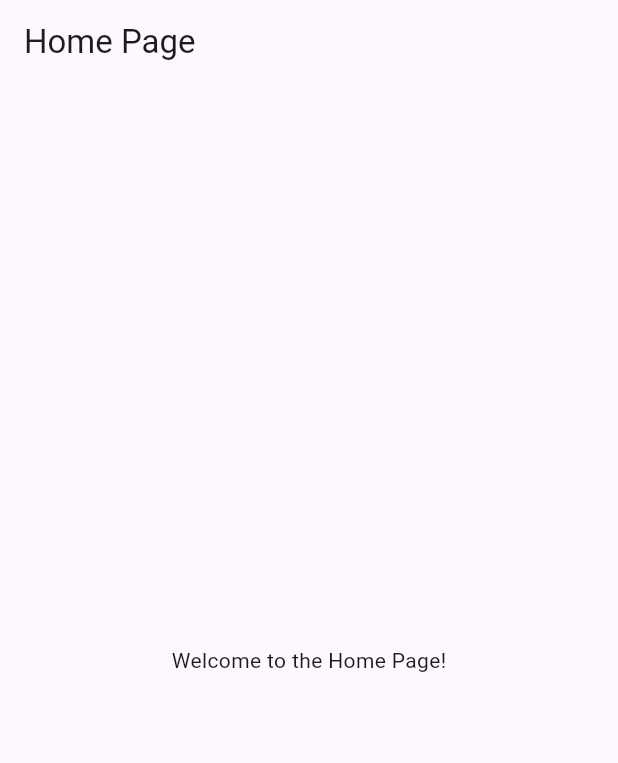
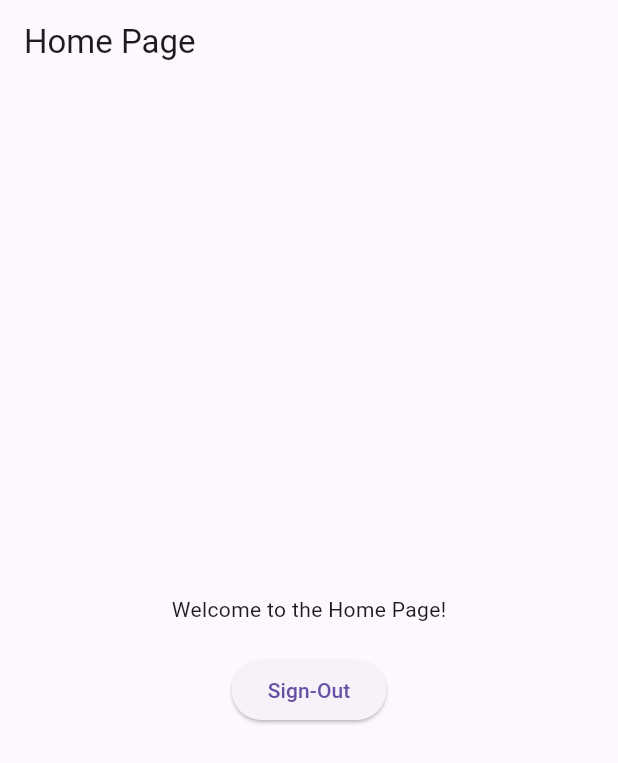
Before and after one commit to Taranga-Baral/Menu-App, a Flutter app: the HomePage screen opened directly, on a phone screen of 412 x 824 dp. Shown: the top 763 px of the screen. Run offline on Flutter 3.47's test engine with Material 3 defaults, Android fonts, the phone set to English and light mode, and no system bars; our stand-ins replace firebase_auth, firebase_core, google_fonts; accounts and stored records are empty; network calls fail.

```diff
--- a/analysis_options.yaml
+++ b/analysis_options.yaml
@@ -24,8 +24,8 @@ linter:
   # `// ignore_for_file: name_of_lint` syntax on the line or in the file
   # producing the lint.
   rules:
-    # avoid_print: false  # Uncomment to disable the `avoid_print` rule
-    # prefer_single_quotes: true  # Uncomment to enable the `prefer_single_quotes` rule
+    avoid_print: false  # Uncomment to disable the `avoid_print` rule
+    prefer_single_quotes: true  # Uncomment to enable the `prefer_single_quotes` rule
 
 # Additional information about this file can be found at
 # https://dart.dev/guides/language/analysis-options
--- a/lib/homepage.dart
+++ b/lib/homepage.dart
@@ -1,4 +1,43 @@
+// import 'package:final_menu/login_screen/sign_in_page.dart';
+// import 'package:flutter/material.dart';
+
+// class HomePage extends StatelessWidget {
+//   @override
+//   Widget build(BuildContext context) {
+//     final String? message = ModalRoute.of(context)?.settings.arguments as String?;
+
+//     WidgetsBinding.instance.addPostFrameCallback((_) {
+//       if (message != null) {
+//         ScaffoldMessenger.of(context).showSnackBar(
+//           SnackBar(
+//             content: Text(message),
+//           ),
+//         );
+//       }
+//     });
+
+//     return Scaffold(
+//       appBar: AppBar(
+//         title: Text('Home Page'),
+//       ),
+//       body: Center(
+//         child: Column(
+//           children: [
+//             Text('Welcome to the Home Page!'),
+//             ElevatedButton(onPressed: (){
+//               Navigator.push(context, MaterialPageRoute(builder: (context)=> SignInPage()));
+//             }, child: const Text("Sign-Out"))
+//           ],
+//         ),
+
+//       ),
+//     );
+//   }
+// }
+
+import 'package:final_menu/login_screen/sign_in_page.dart';
 import 'package:flutter/material.dart';
+import 'package:firebase_auth/firebase_auth.dart';
 
 class HomePage extends StatelessWidget {
   @override
@@ -20,7 +59,24 @@ class HomePage extends StatelessWidget {
         title: Text('Home Page'),
       ),
       body: Center(
-        child: Text('Welcome to the Home Page!'),
+        child: Column(
+          mainAxisAlignment: MainAxisAlignment.center,
+          children: [
+            Text('Welcome to the Home Page!'),
+            SizedBox(height: 20),
+            ElevatedButton(
+              onPressed: () async {
+                await FirebaseAuth.instance.signOut(); // Sign the user out
+                Navigator.pushAndRemoveUntil(
+                  context,
+                  MaterialPageRoute(builder: (context) => SignInPage()),
+                  (route) => false, // Remove all routes until SignInPage
+                );
+              },
+              child: const Text("Sign-Out"),
+            ),
+          ],
+        ),
       ),
     );
   }
--- a/pubspec.yaml
+++ b/pubspec.yaml
@@ -42,7 +42,6 @@ dependencies:
   fluttertoast: ^8.0.7
   shared_preferences: ^2.0.6
   provider: ^6.0.0
-  flutter_session: ^0.1.1
 
 dev_dependencies:
   flutter_test:
```
Also changed, not shown: lib/login_screen/sign_up_page.dart (+5 -4 lines), lib/main.dart (+72 -18 lines).
